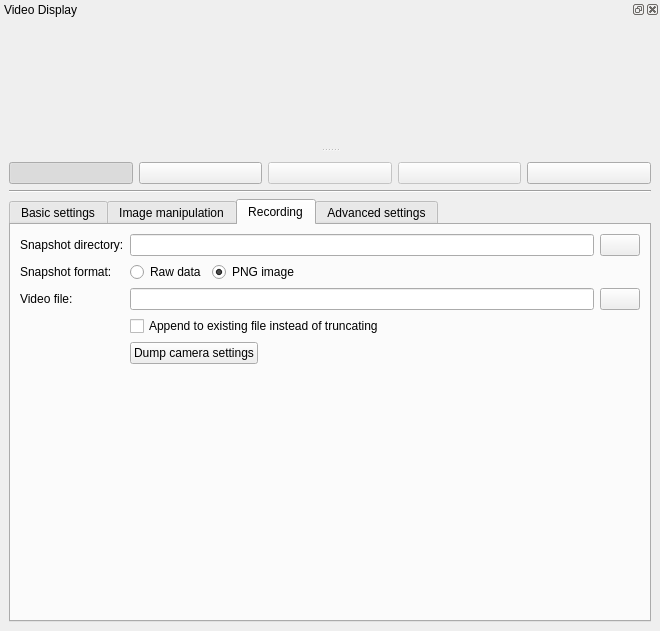
Qt form src/mainwindow.ui (AD-Vega/qarv) before a commit.
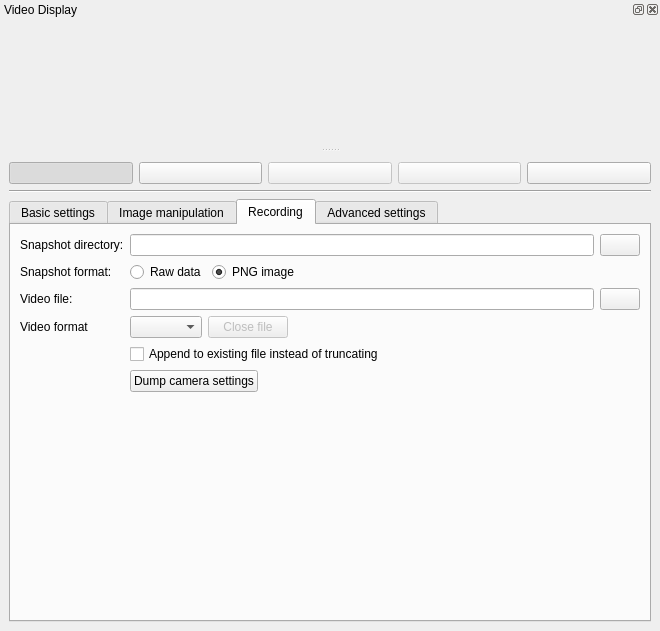
The same form after that commit. The open tabs and pages were chosen to show the change. Icons and pictures are not drawn. Custom widgets are drawn as their Qt base class.

Commit message: Add video format selection to the UI.

The edit to the form file:
```diff
--- a/src/mainwindow.ui
+++ b/src/mainwindow.ui
@@ -686,20 +686,44 @@
           </item>
          </layout>
         </item>
-        <item row="5" column="1">
+        <item row="6" column="1">
          <widget class="QCheckBox" name="recordApendCheck">
           <property name="text">
            <string>Append to existing file instead of truncating</string>
           </property>
          </widget>
         </item>
-        <item row="6" column="1">
+        <item row="7" column="1">
          <widget class="QPushButton" name="dumpSettingsButton">
           <property name="text">
            <string>Dump camera settings</string>
           </property>
          </widget>
         </item>
+        <item row="5" column="0">
+         <widget class="QLabel" name="label_17">
+          <property name="text">
+           <string>Video format</string>
+          </property>
+         </widget>
+        </item>
+        <item row="5" column="1">
+         <layout class="QHBoxLayout" name="horizontalLayout_12">
+          <item>
+           <widget class="QComboBox" name="videoFormatSelector"/>
+          </item>
+          <item>
+           <widget class="QPushButton" name="closeFileButton">
+            <property name="enabled">
+             <bool>false</bool>
+            </property>
+            <property name="text">
+             <string>Close file</string>
+            </property>
+           </widget>
+          </item>
+         </layout>
+        </item>
        </layout>
       </widget>
       <widget class="QWidget" name="advancedTab">
```
The commit also changes 2 other files.
